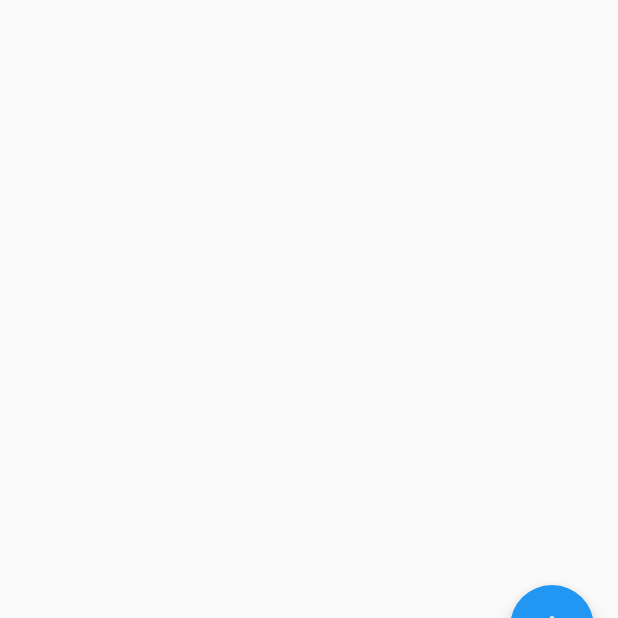
After one commit to Robihamanto/pics, a Flutter app: the screen it shows after launch, on a phone screen of 412 x 824 dp, the part 543-1161 px from its top. The commit adds this screen. Run offline on Flutter 3.47's test engine with Material 2 defaults, Android fonts, the phone set to English and light mode, and no system bars.

Commit message:
add network call example to project

```diff
--- a/lib/src/App.dart
+++ b/lib/src/App.dart
@@ -1,4 +1,8 @@
 import 'package:flutter/material.dart';
+import 'dart:convert';
+import 'package:http/http.dart' show get;
+import 'package:pics/src/models/image_model.dart';
+import 'package:pics/src/widgets/image_list.dart';
 
 class App extends StatefulWidget {
   @override
@@ -8,7 +12,21 @@ class App extends StatefulWidget {
 }
 
 class AppState extends State<App> {
-  var counter = 0;
+
+  var counter = 1;
+  List<ImageModel> images = [];
+
+  Future<void> fetchImages() async {
+
+    var url = "https://jsonplaceholder.typicode.com/photos/${counter++}";
+    var response = await get(url);
+    var image = ImageModel.fromjson(json.decode(response.body));
+
+    setState(() {
+      images.add(image);
+    });
+
+  }
 
   @override
   Widget build(BuildContext context) {
@@ -18,15 +36,11 @@ class AppState extends State<App> {
           title: Text('Let\'s see image'),
         ),
         body: new Center(
-          child: Text('$counter'),
+          child: ImageList(images),
         ),
         floatingActionButton: FloatingActionButton(
           child: Icon(Icons.add),
-          onPressed: () {
-            setState(() {
-              counter++;
-            });
-          },
+          onPressed: fetchImages,
         ),
       ),
     );
--- /dev/null
+++ b/lib/src/models/image_model.dart
@@ -0,0 +1,17 @@
+
+
+class ImageModel {
+
+  int id;
+  String url;
+  String title;
+
+  ImageModel.fromjson(Map<String, dynamic> json) {
+
+    id = json['id'];
+    url = json['url'];
+    title = json['title'];
+
+  }
+
+}
--- /dev/null
+++ b/lib/src/widgets/image_list.dart
@@ -0,0 +1,41 @@
+import 'package:flutter/cupertino.dart';
+import 'package:flutter/material.dart';
+import 'package:pics/src/models/image_model.dart';
+
+class ImageList extends StatelessWidget {
+
+  List<ImageModel> images;
+
+  ImageList(this.images);
+
+  @override
+  Widget build(BuildContext context) {
+      return ListView.builder(
+        itemCount: images.length,
+        itemBuilder: (context, index) {
+          //return Text('${images[index].id}: ${images[index].title}');
+          return buildImage(images[index]);
+        },
+      );
+  }
+
+  Widget buildImage(ImageModel image) {
+    return Container(
+      decoration: BoxDecoration(
+        border: Border.all(color: Colors.grey),
+      ),
+      padding: EdgeInsets.all(20.0),
+      margin: EdgeInsets.all(20.0),
+      child: Column(
+        children: [
+          Padding(
+            padding: EdgeInsets.only(bottom: 20.0),
+            child: Image.network("${image.url}"),
+          ),
+          Text("${image.title}"),
+        ],
+      ),
+    );
+  }
+
+}
--- a/pubspec.yaml
+++ b/pubspec.yaml
@@ -23,6 +23,7 @@ environment:
 dependencies:
   flutter:
     sdk: flutter
+  http: "0.12.2"
 
 
   # The following adds the Cupertino Icons font to your application.
```
Also changed, not shown: pubspec.lock.
